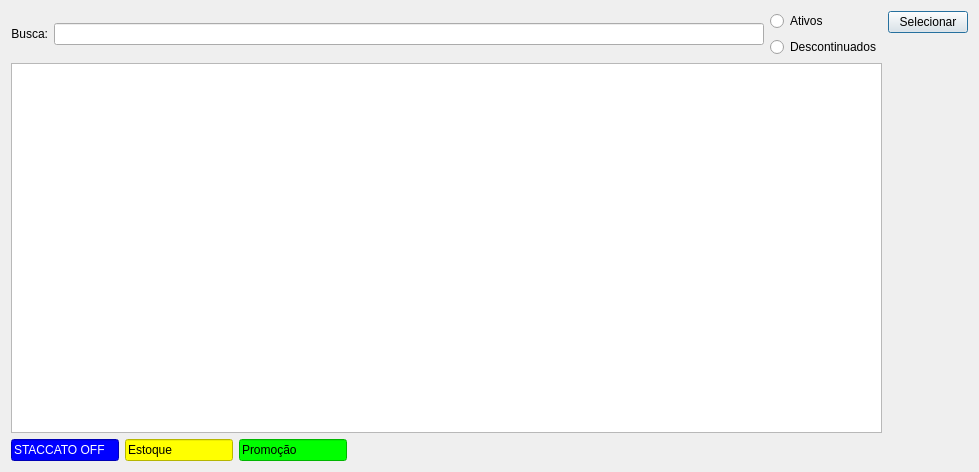
Qt form ui/searchdialog.ui (darktorres/ERP-STACCATO) before a commit.
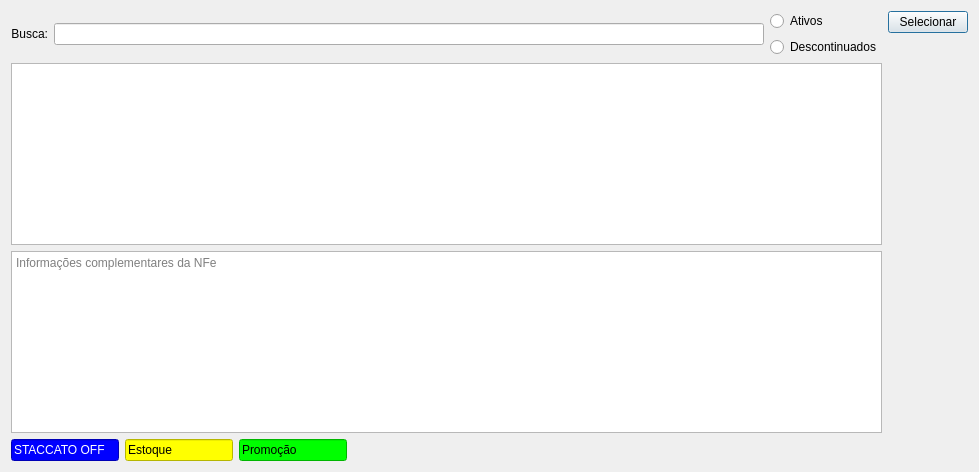
The same form after that commit. Custom widgets are drawn as their Qt base class.

Commit message: Tela para buscar NFes baixadas

What changed in the file:
```diff
--- a/ui/searchdialog.ui
+++ b/ui/searchdialog.ui
@@ -194,6 +194,13 @@
        </property>
       </widget>
      </item>
+     <item row="2" column="0" colspan="3">
+      <widget class="QTextBrowser" name="textBrowser">
+       <property name="placeholderText">
+        <string>Informações complementares da NFe</string>
+       </property>
+      </widget>
+     </item>
     </layout>
    </item>
   </layout>
```
Left out of the diff: 36 changed lines with no effect on the pictures. The commit also changes 2 other files.
